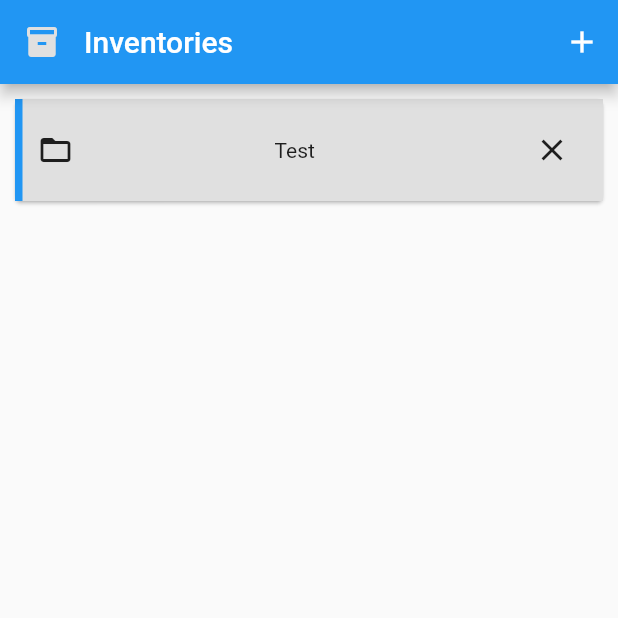
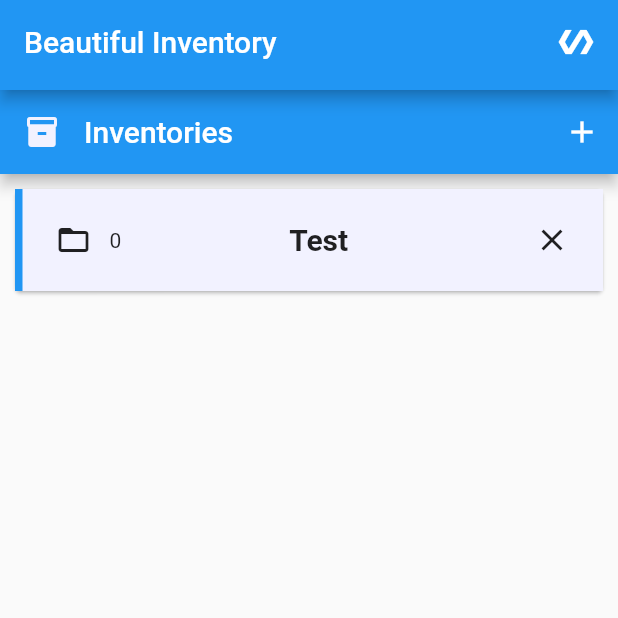
Before and after one commit to curio-sitas/Flutter_Exercises, a Flutter app: the HomePage screen opened directly, after a tap on the "add" icon, on a phone screen of 412 x 824 dp, the top half of it. Run offline on Flutter 3.47's test engine with Material 2 defaults, Android fonts, the light colour scheme and no system bars.

Commit message:
😁 Almost finished logic
TODO : better UI
Implement custom invs/item forms

```diff
--- a/exo1_inventory/lib/pages/home_page/home_page.dart
+++ b/exo1_inventory/lib/pages/home_page/home_page.dart
@@ -1,7 +1,6 @@
-import 'dart:html';
-
-import 'package:exo1_inventory/providers/inventory_provider.dart';
+import 'package:exo1_inventory/pages/home_page/widgets/inventory_card_widget.dart';
 import 'package:exo1_inventory/providers/inventory_store_provider.dart';
+import 'package:exo1_inventory/shared/widgets/main_appbar_widget.dart';
 import 'package:exo1_inventory/utils/contants.dart';
 import 'package:flutter/material.dart';
 import 'package:provider/provider.dart';
@@ -12,42 +11,13 @@ class HomePage extends StatelessWidget {
     return Consumer<InventoryStoreProvider>(
         builder: (context, inventories, child) {
       return Scaffold(
-        appBar: AppBar(
-          title: HomeMenu(),
-          actions: [
-            IconButton(
-                onPressed: () => {inventories.createInventory("Test")},
-                icon: const Icon(Icons.add))
-          ],
-        ),
+          appBar: MainAppBar(),
           body: Column(
             children: [
-            Expanded(
-                child: ListView.builder(
-              shrinkWrap: true,
-              itemCount: inventories.inventories.length,
-              itemBuilder: (context, index) {
-                return ChangeNotifierProvider.value(
-                  value: inventories.inventories[index],
-                  child: TestWidget(
-                    index: index,
-                  ),
-                );
-              },
-            ))
-          ],
-        ),
-      );
-    });
-  }
-}
-
-class HomeMenu extends StatelessWidget {
-  @override
-  Widget build(BuildContext context) {
-    return Row(
+              AppBar(
+                title: Row(
                   children: [
-        Icon(
+                    const Icon(
                       Icons.inventory_2,
                       color: kSecondaryColor,
                     ),
@@ -56,41 +26,28 @@ class HomeMenu extends StatelessWidget {
                         child: const Text("Inventories")),
                     const Spacer()
                   ],
+                ),
+                actions: [
+                  IconButton(
+                      onPressed: () => {inventories.createInventory("Test")},
+                      icon: const Icon(Icons.add))
+                ],
+              ),
+              Expanded(
+                  child: ListView.builder(
+                shrinkWrap: true,
+                itemCount: inventories.inventories.length,
+                itemBuilder: (context, index) {
+                  return ChangeNotifierProvider.value(
+                    value: inventories.inventories[index],
+                    child: InventoryCard(
+                      index: index,
+                    ),
                   );
-  }
-}
-
-class TestWidget extends StatelessWidget {
-  const TestWidget({required this.index});
-  final int index;
-
-  @override
-  Widget build(BuildContext context) {
-    return Consumer<InventoryProvider>(builder: (context, inventory, child) {
-      final InventoryStoreProvider invs = Provider.of(context);
-      return Card(
-        margin: const EdgeInsets.fromLTRB(10, 10, 10, 0),
-        child: Container(
-            decoration: BoxDecoration(
-                color: kCardColors,
-                border: const Border(
-                    left: BorderSide(
-                  color: Colors.blue,
-                  width: 5,
-                ))),
-            padding: const EdgeInsets.fromLTRB(10, 10, 10, 10),
-            child: Row(
-              children: [
-                const Icon(Icons.folder_open),
-                const Spacer(),
-                Text(inventory.name),
-                const Spacer(),
-                IconButton(
-                    onPressed: () => {invs.removeInventory(index)},
-                    icon: const Icon(Icons.close))
+                },
+              ))
             ],
-            )),
-      );
+          ));
     });
   }
 }
--- /dev/null
+++ b/exo1_inventory/lib/pages/home_page/widgets/inventory_card_widget.dart
@@ -0,0 +1,56 @@
+import 'package:exo1_inventory/pages/inventory_page/inventory_page.dart';
+import 'package:exo1_inventory/providers/inventory_provider.dart';
+import 'package:exo1_inventory/providers/inventory_store_provider.dart';
+import 'package:exo1_inventory/utils/contants.dart';
+import 'package:flutter/material.dart';
+import 'package:provider/provider.dart';
+
+class InventoryCard extends StatelessWidget {
+  const InventoryCard({required this.index});
+  final int index;
+
+  @override
+  Widget build(BuildContext context) {
+    return Consumer2<InventoryStoreProvider, InventoryProvider>(
+        builder: (context, invs, inventory, child) {
+      return Card(
+        margin: const EdgeInsets.fromLTRB(10, 10, 10, 0),
+        child: Container(
+            decoration: const BoxDecoration(
+                color: kSecondaryColor,
+                border: Border(
+                    left: BorderSide(
+                  color: Colors.blue,
+                  width: 5,
+                ))),
+            padding: const EdgeInsets.fromLTRB(10, 10, 10, 10),
+            child: Row(
+              children: [
+                IconButton(
+                    onPressed: () => {
+                          Navigator.push(
+                              context,
+                              MaterialPageRoute(
+                                  builder: (context) =>
+                                      ChangeNotifierProvider.value(
+                                          value: inventory,
+                                          child: InventoryPage(index: index))))
+                        },
+                    icon: const Icon(Icons.folder_open)),
+                Text(inventory.itemCount.toString()),
+                const Spacer(),
+                Text(
+                  inventory.name,
+                  style: const TextStyle(
+                      fontWeight: FontWeight.bold, fontSize: 20),
+                ),
+                const Spacer(),
+                IconButton(
+                    onPressed: () => {invs.removeInventory(index)},
+                    icon: const Icon(Icons.close))
+              ],
+            )),
+      );
+    });
+  }
+}
--- a/exo1_inventory/lib/providers/inventory_provider.dart
+++ b/exo1_inventory/lib/providers/inventory_provider.dart
@@ -11,6 +11,7 @@ class InventoryProvider extends ChangeNotifier {
 
   void addItem(String name, int count) {
     items.add(ItemProvider(name, count));
+    notifyListeners();
   }
 
   void removeItem(int index) {
@@ -18,10 +19,14 @@ class InventoryProvider extends ChangeNotifier {
       return;
     }
     items.removeAt(index);
+    notifyListeners();
   }
 
   String get name => inv.name;
   set name(String name) {
     inv.name = name;
+    notifyListeners();
   }
+
+  int get itemCount => items.length;
 }
--- /dev/null
+++ b/exo1_inventory/lib/shared/widgets/main_appbar_widget.dart
@@ -0,0 +1,15 @@
+import 'package:exo1_inventory/utils/contants.dart';
+import 'package:flutter/material.dart';
+
+class MainAppBar extends StatelessWidget implements PreferredSizeWidget {
+  @override
+  Widget build(BuildContext context) {
+    return AppBar(
+        automaticallyImplyLeading: false,
+        title: Row(
+            children: const [Text(kAppName), Spacer(), Icon(Icons.polymer)]));
+  }
+
+  @override
+  Size get preferredSize => const Size.fromHeight(60.0);
+}
--- a/exo1_inventory/lib/utils/Contants.dart
+++ b/exo1_inventory/lib/utils/Contants.dart
@@ -1,5 +1,5 @@
 import 'package:flutter/material.dart';
 
 const String kAppName = "Beautiful Inventory";
-Color kSecondaryColor = Colors.grey[300] as Color;
-Color kCardColors = kSecondaryColor;
+const Color kSecondaryColor = Color(0xFFF2F2FF);
+const Color kMainColor = Colors.blue;
```
Also changed, not shown: exo1_inventory/lib/main.dart (+1 -8 lines), exo1_inventory/lib/pages/inventory_page/inventory_page.dart (added, +54 -0 lines), exo1_inventory/lib/pages/inventory_page/item_card_widget.dart (added, +51 -0 lines). Lines whose indentation alone changed are shown as unchanged.
